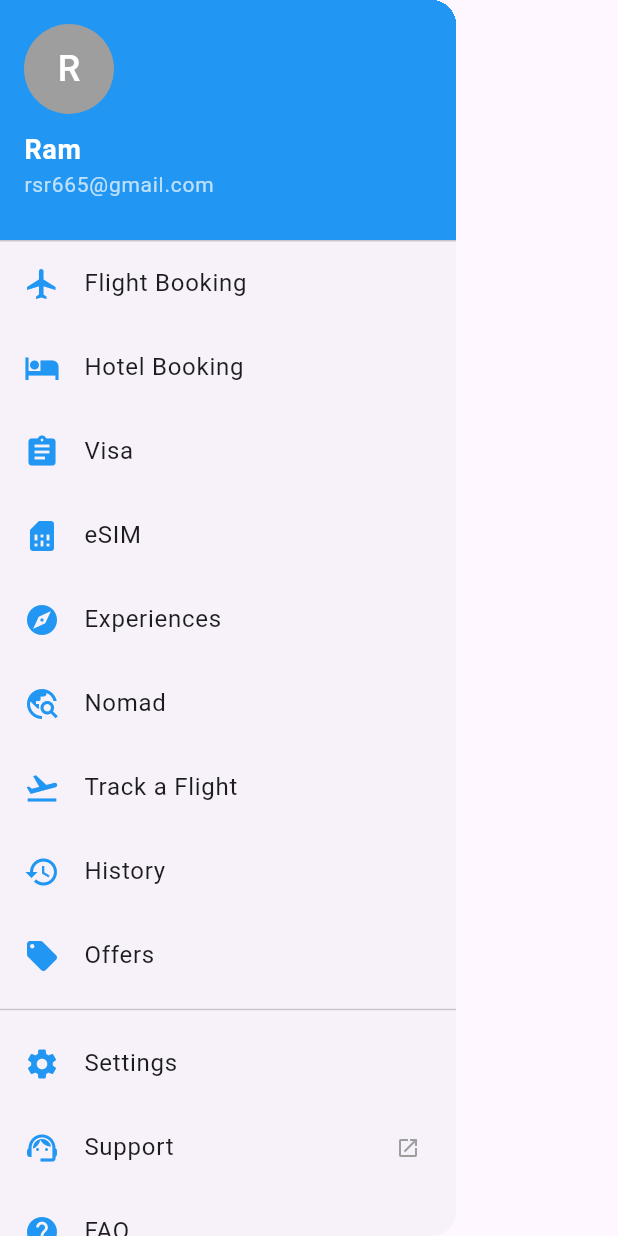
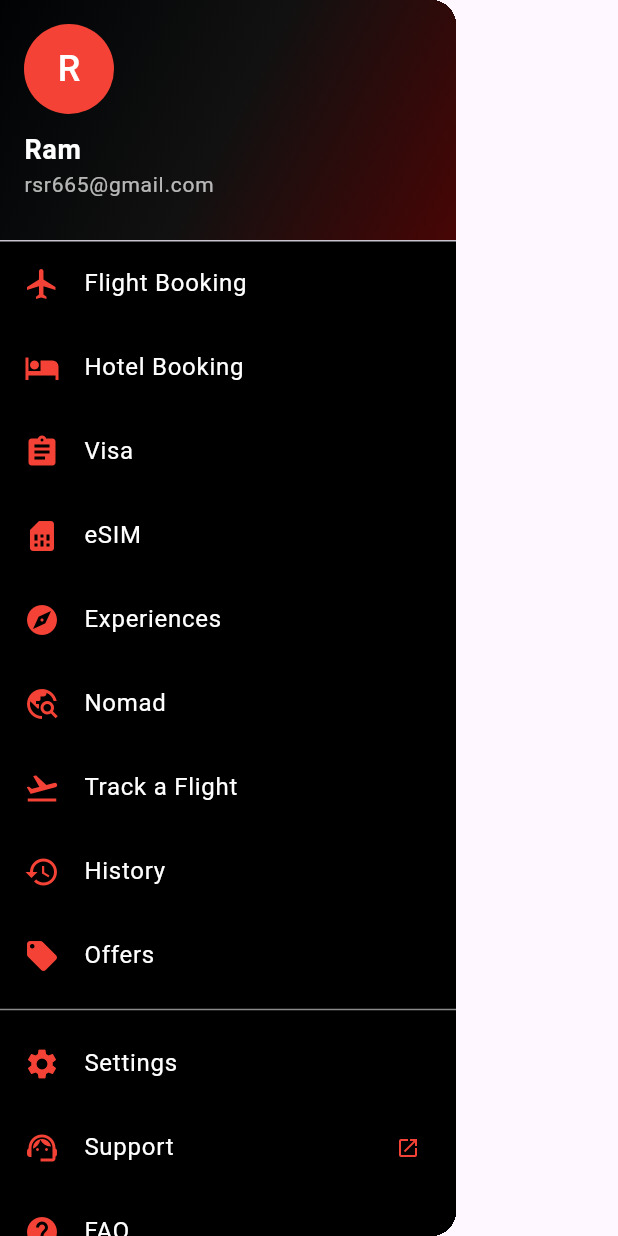
Before and after one commit to sanjaii1/fairyaatra, a Flutter app: the CustomDrawer widget shown alone on an empty page, opened directly, on a phone screen of 412 x 824 dp. Run offline on Flutter 3.47's test engine with Material 3 defaults, Android fonts, the phone set to English and light mode, and no system bars.

Commit message:
change design of side menu

```diff
--- a/lib/src/feature/home/widget/sidebar.dart
+++ b/lib/src/feature/home/widget/sidebar.dart
@@ -6,23 +6,32 @@ class CustomDrawer extends StatelessWidget {
   @override
   Widget build(BuildContext context) {
     return Drawer(
+      child: Container(
+        color: Colors.black, // Set background color to black
         child: Column(
           crossAxisAlignment: CrossAxisAlignment.stretch,
           children: [
             // Drawer Header
-
             DrawerHeader(
               decoration: const BoxDecoration(
-              color: Colors.blue,
+                gradient: LinearGradient(
+                  colors: [
+                    Color.fromARGB(255, 0, 2, 4),
+                    Color.fromARGB(255, 17, 17, 17),
+                    Color.fromARGB(255, 72, 5, 5),
+                  ],
+                  stops: [0.0, 0.5, 1.0],
+                  begin: Alignment.topLeft,
+                  end: Alignment.bottomRight,
+                ),
               ),
               margin: EdgeInsets.zero,
-            //padding: EdgeInsets.all(16),
               child: Column(
                 crossAxisAlignment: CrossAxisAlignment.start,
                 children: const [
                   CircleAvatar(
                     radius: 30,
-                  backgroundColor: Colors.grey,
+                    backgroundColor: Colors.red,
                     child: Text(
                       "R",
                       style: TextStyle(
@@ -90,7 +99,7 @@ class CustomDrawer extends StatelessWidget {
                     icon: Icons.local_offer,
                     title: "Offers",
                   ),
-                Divider(),
+                  Divider(color: Colors.white54),
                   _DrawerItem(
                     icon: Icons.settings,
                     title: "Settings",
@@ -108,6 +117,7 @@ class CustomDrawer extends StatelessWidget {
               ),
             ),
           ],
+        ),
       ),
     );
   }
@@ -128,13 +138,14 @@ class _DrawerItem extends StatelessWidget {
   @override
   Widget build(BuildContext context) {
     return ListTile(
-      leading: Icon(icon, color: Colors.blue),
+      leading: Icon(icon, color: Colors.red), // Set icon color to red
       title: Text(
         title,
-        style: const TextStyle(fontSize: 16),
+        style: const TextStyle(
+            fontSize: 16, color: Colors.white), // Text color white
       ),
       trailing: trailingIcon != null
-          ? Icon(trailingIcon, color: Colors.grey, size: 16)
+          ? Icon(trailingIcon, color: Colors.red, size: 16) // Trailing icon red
           : null,
       onTap: () {
         // Define actions on tapping each item
--- a/lib/src/feature/login/views/login.dart
+++ b/lib/src/feature/login/views/login.dart
@@ -8,7 +8,7 @@ class AuthPage extends StatefulWidget {
 }
 
 class _AuthPageState extends State<AuthPage> {
-  bool isLogin = true; // Determines whether to show Login or Signup
+  bool isLogin = true;
 
   void showLogin() {
     setState(() {
```
Lines whose indentation alone changed are shown as unchanged.
